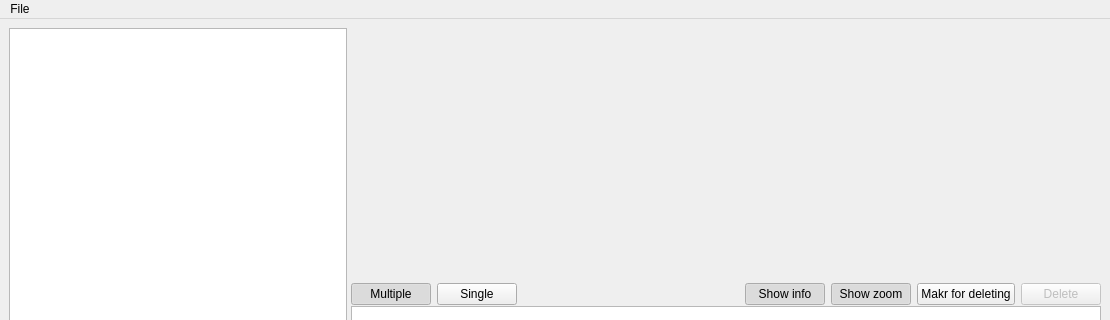
The window that src/picture_comparator/design/main_window.ui (muri-a/picture-comparator) describes before a commit, drawn with Qt 5; both pictures show x 0 to 1110 and y 0 to 320 of the 1110 by 752 pixel window.
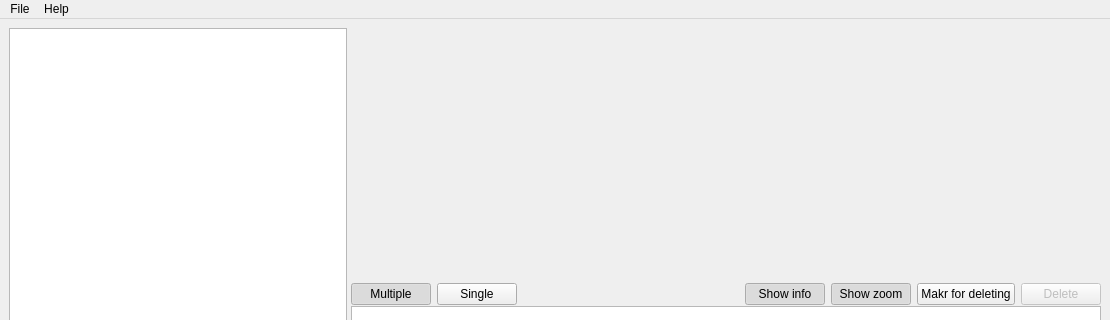
The same window after the commit. Icons and pictures are not drawn. Custom widgets are drawn as their Qt base class.

Diff of the .ui file:
```diff
--- a/src/picture_comparator/design/main_window.ui
+++ b/src/picture_comparator/design/main_window.ui
@@ -275,7 +275,7 @@
      <x>0</x>
      <y>0</y>
      <width>1110</width>
-     <height>30</height>
+     <height>23</height>
     </rect>
    </property>
    <widget class="QMenu" name="menuFile">
@@ -284,7 +284,14 @@
     </property>
     <addaction name="action_quit"/>
    </widget>
+   <widget class="QMenu" name="menuHelp">
+    <property name="title">
+     <string>Help</string>
+    </property>
+    <addaction name="action_show_log"/>
+   </widget>
    <addaction name="menuFile"/>
+   <addaction name="menuHelp"/>
   </widget>
   <widget class="QStatusBar" name="statusbar"/>
   <action name="action_quit">
```
Left out of the diff: 5 changed lines with no effect on the pictures.
